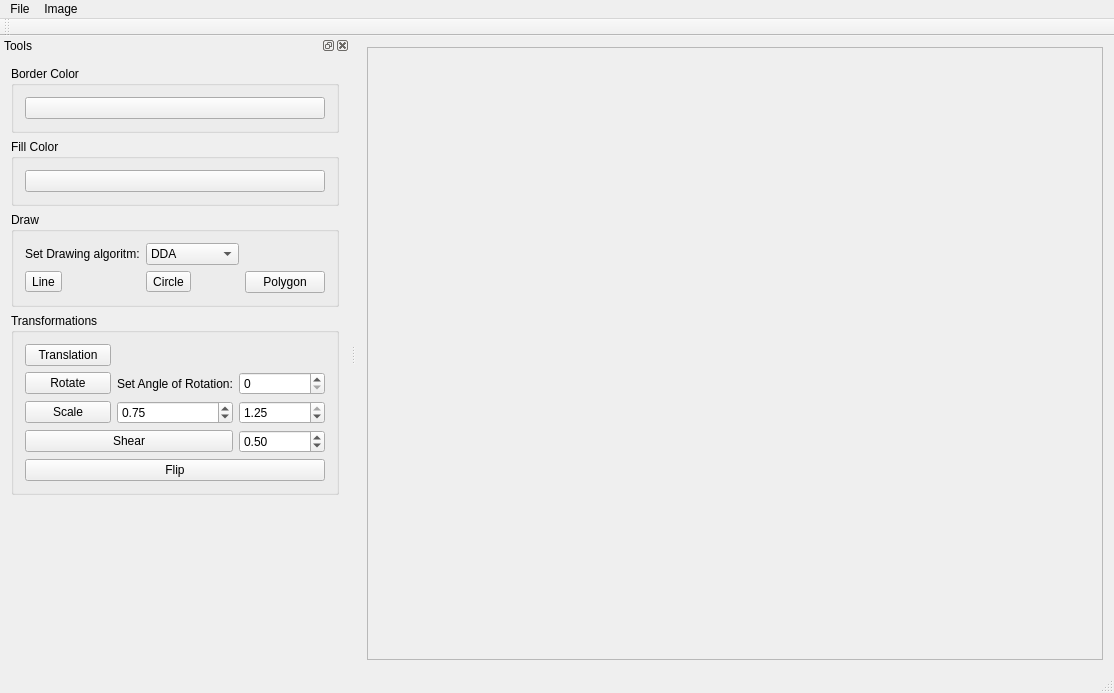
The window that src/ImageViewer.ui (Holikma/Computer_Graphics) describes before a commit, drawn with Qt 5.
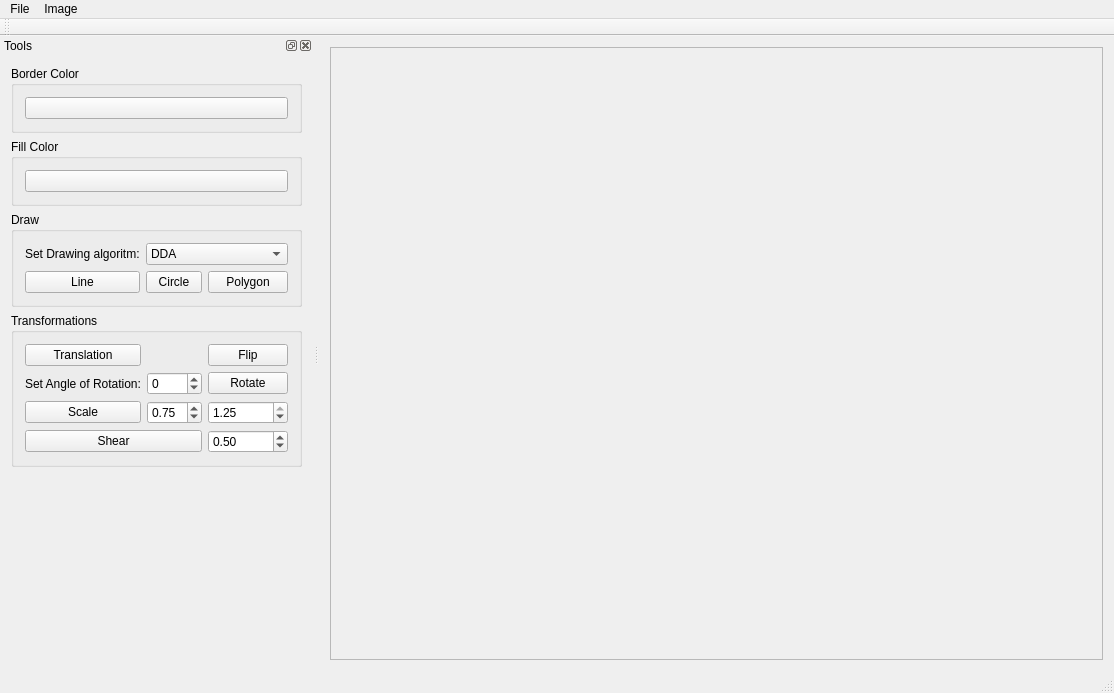
The same window after the commit.

```diff
--- a/src/ImageViewer.ui
+++ b/src/ImageViewer.ui
@@ -37,7 +37,7 @@
         <rect>
          <x>0</x>
          <y>0</y>
-         <width>767</width>
+         <width>690</width>
          <height>618</height>
         </rect>
        </property>
@@ -131,6 +131,12 @@
        <layout class="QGridLayout" name="gridLayout">
         <item row="1" column="0">
          <widget class="QToolButton" name="toolButtonDrawLine">
+          <property name="sizePolicy">
+           <sizepolicy hsizetype="Preferred" vsizetype="Preferred">
+            <horstretch>0</horstretch>
+            <verstretch>0</verstretch>
+           </sizepolicy>
+          </property>
           <property name="text">
            <string>Line</string>
           </property>
@@ -163,6 +169,12 @@
         </item>
         <item row="1" column="1">
          <widget class="QToolButton" name="toolButtonDrawCircle">
+          <property name="sizePolicy">
+           <sizepolicy hsizetype="Preferred" vsizetype="Preferred">
+            <horstretch>0</horstretch>
+            <verstretch>0</verstretch>
+           </sizepolicy>
+          </property>
           <property name="text">
            <string>Circle</string>
           </property>
@@ -181,7 +193,7 @@
           </property>
          </widget>
         </item>
-        <item row="0" column="1">
+        <item row="0" column="1" colspan="2">
          <widget class="QComboBox" name="comboBoxLineAlg">
           <item>
            <property name="text">
@@ -237,13 +249,6 @@
           </property>
          </widget>
         </item>
-        <item row="2" column="1">
-         <widget class="QLabel" name="label">
-          <property name="text">
-           <string>Set Angle of Rotation:</string>
-          </property>
-         </widget>
-        </item>
         <item row="4" column="1">
          <widget class="QDoubleSpinBox" name="doubleSpinBoxScaleX">
           <property name="enabled">
@@ -263,19 +268,6 @@
           </property>
          </widget>
         </item>
-        <item row="2" column="0">
-         <widget class="QPushButton" name="toolButtonRotation">
-          <property name="text">
-           <string>Rotate</string>
-          </property>
-          <property name="checkable">
-           <bool>false</bool>
-          </property>
-         </widget>
-        </item>
-        <item row="2" column="2">
-         <widget class="QSpinBox" name="spinBoxRot"/>
-        </item>
         <item row="0" column="0">
          <widget class="QPushButton" name="toolButtonTranslation">
           <property name="text">
@@ -305,7 +297,37 @@
           </property>
          </widget>
         </item>
-        <item row="6" column="0" colspan="3">
+        <item row="1" column="2">
+         <widget class="QPushButton" name="toolButtonRotation">
+          <property name="text">
+           <string>Rotate</string>
+          </property>
+          <property name="checkable">
+           <bool>false</bool>
+          </property>
+         </widget>
+        </item>
+        <item row="1" column="0">
+         <widget class="QLabel" name="label">
+          <property name="text">
+           <string>Set Angle of Rotation:</string>
+          </property>
+         </widget>
+        </item>
+        <item row="1" column="1">
+         <widget class="QSpinBox" name="spinBoxRot">
+          <property name="minimum">
+           <number>-360</number>
+          </property>
+          <property name="maximum">
+           <number>360</number>
+          </property>
+          <property name="singleStep">
+           <number>5</number>
+          </property>
+         </widget>
+        </item>
+        <item row="0" column="2">
          <widget class="QPushButton" name="toolButtonFlip">
           <property name="text">
            <string>Flip</string>
```
